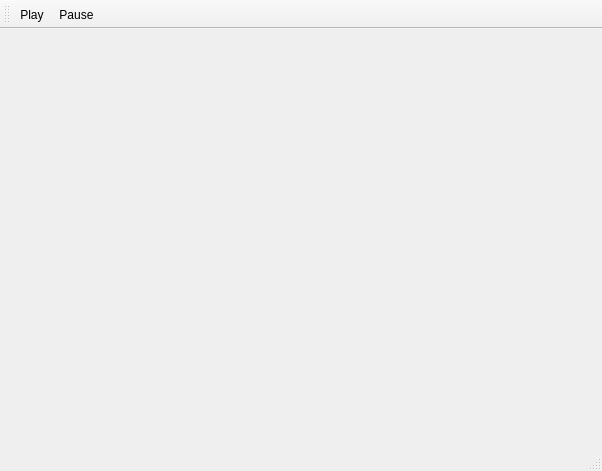
This is SickGUI/SickGUI.ui in NickTheWhale/SickCameraQt as Qt 5 draws it before an edit. The edited form follows.
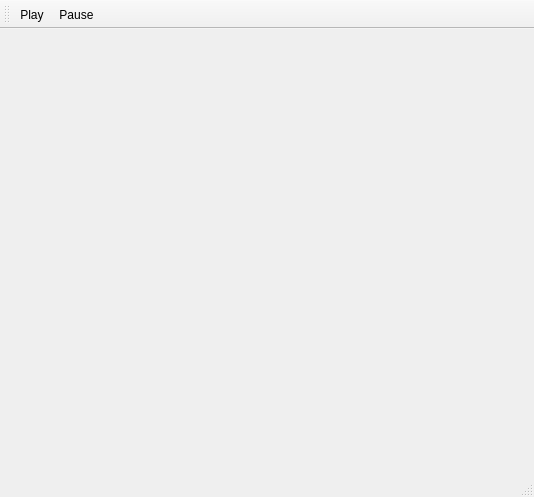
This is the edited form. Icons and pictures are not drawn.

What changed in the file:
```diff
--- a/SickGUI/SickGUI.ui
+++ b/SickGUI/SickGUI.ui
@@ -6,8 +6,8 @@
    <rect>
     <x>0</x>
     <y>0</y>
-    <width>602</width>
-    <height>471</height>
+    <width>530</width>
+    <height>497</height>
    </rect>
   </property>
   <property name="windowTitle">
@@ -25,8 +25,14 @@
       </property>
       <property name="minimumSize">
        <size>
-        <width>100</width>
-        <height>100</height>
+        <width>512</width>
+        <height>424</height>
+       </size>
+      </property>
+      <property name="maximumSize">
+       <size>
+        <width>16777215</width>
+        <height>16777215</height>
        </size>
       </property>
       <property name="autoFillBackground">
```
